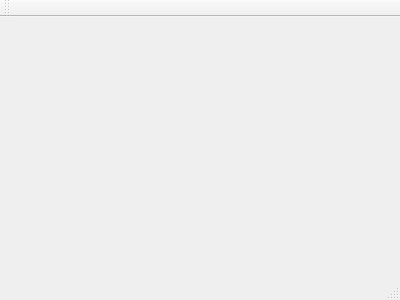
Old version of the form mainwindow.ui in the repository vladislavvasyukov/library.
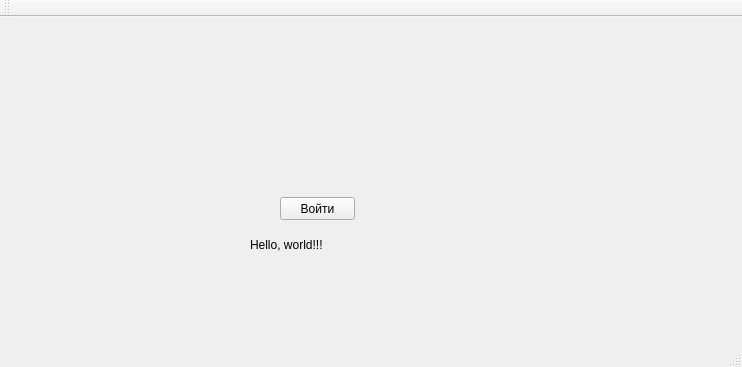
New version of the form.

```diff
--- a/mainwindow.ui
+++ b/mainwindow.ui
@@ -1,24 +1,66 @@
 <ui version="4.0">
  <class>MainWindow</class>
- <widget class="QMainWindow" name="MainWindow" >
-  <property name="geometry" >
+ <widget class="QMainWindow" name="MainWindow">
+  <property name="geometry">
    <rect>
     <x>0</x>
     <y>0</y>
-    <width>400</width>
-    <height>300</height>
+    <width>742</width>
+    <height>367</height>
    </rect>
   </property>
   <property name="windowTitle" >
    <string>MainWindow</string>
   </property>
-  <widget class="QMenuBar" name="menuBar" />
-  <widget class="QToolBar" name="mainToolBar" />
-  <widget class="QWidget" name="centralWidget" />
-  <widget class="QStatusBar" name="statusBar" />
+  <widget class="QWidget" name="centralWidget">
+   <widget class="QPushButton" name="loginButton">
+    <property name="geometry">
+     <rect>
+      <x>280</x>
+      <y>180</y>
+      <width>75</width>
+      <height>23</height>
+     </rect>
+    </property>
+    <property name="text">
+     <string>Войти</string>
+    </property>
+   </widget>
+   <widget class="QLabel" name="label">
+    <property name="geometry">
+     <rect>
+      <x>250</x>
+      <y>220</y>
+      <width>241</width>
+      <height>16</height>
+     </rect>
+    </property>
+    <property name="text">
+     <string>Hello, world!!!</string>
+    </property>
+   </widget>
+  </widget>
+  <widget class="QMenuBar" name="menuBar">
+   <property name="geometry">
+    <rect>
+     <x>0</x>
+     <y>0</y>
+     <width>742</width>
+     <height>21</height>
+    </rect>
+   </property>
+  </widget>
+  <widget class="QToolBar" name="mainToolBar">
+   <attribute name="toolBarArea">
+    <enum>TopToolBarArea</enum>
+   </attribute>
+   <attribute name="toolBarBreak">
+    <bool>false</bool>
+   </attribute>
+  </widget>
+  <widget class="QStatusBar" name="statusBar"/>
  </widget>
- <layoutDefault spacing="6" margin="11" />
- <pixmapfunction></pixmapfunction>
+ <layoutdefault spacing="6" margin="11"/>
  <resources/>
  <connections/>
 </ui>
```
Left out of the diff: 3 changed lines with no effect on the pictures.
